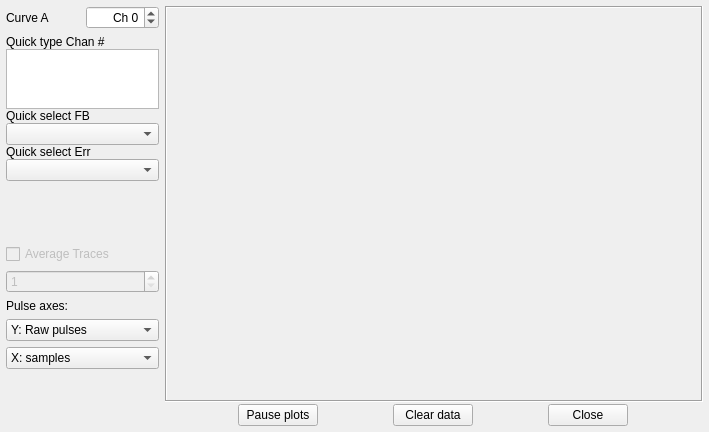
Above: microscope/ui/plotwindow.ui from usnistgov/microscope before the change. Below: the same form after it.
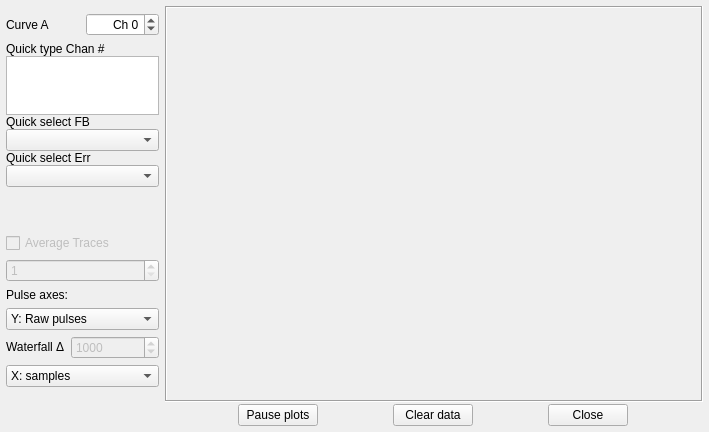
That is the form after the change.

Commit message: Add spinbox to control waterfall-mode y spacing

What changed in the file:
```diff
--- a/microscope/ui/plotwindow.ui
+++ b/microscope/ui/plotwindow.ui
@@ -27,10 +27,13 @@
     <number>6</number>
    </property>
    <item>
-    <layout class="QVBoxLayout" name="chanSelectLayout" stretch="0,0,0,0,0,0,0,0,0">
+    <layout class="QVBoxLayout" name="chanSelectLayout" stretch="0,0,0,0,0,0,0,0,0,0">
      <property name="spacing">
       <number>6</number>
      </property>
+     <property name="topMargin">
+      <number>7</number>
+     </property>
      <item>
       <layout class="QGridLayout" name="channelNameLayout">
        <item row="0" column="0">
@@ -185,6 +188,36 @@
        </item>
       </widget>
      </item>
+     <item>
+      <layout class="QFormLayout" name="formLayout">
+       <property name="topMargin">
+        <number>0</number>
+       </property>
+       <item row="0" column="0">
+        <widget class="QLabel" name="label">
+         <property name="text">
+          <string>&lt;html&gt;&lt;head/&gt;&lt;body&gt;&lt;p&gt;Waterfall &amp;Delta;&lt;/p&gt;&lt;/body&gt;&lt;/html&gt;</string>
+         </property>
+        </widget>
+       </item>
+       <item row="0" column="1">
+        <widget class="QSpinBox" name="waterfallDeltaSpin">
+         <property name="enabled">
+          <bool>false</bool>
+         </property>
+         <property name="toolTip">
+          <string>Vertical spacing between traces in waterfall mode</string>
+         </property>
+         <property name="maximum">
+          <number>8000</number>
+         </property>
+         <property name="value">
+          <number>1000</number>
+         </property>
+        </widget>
+       </item>
+      </layout>
+     </item>
      <item>
       <widget class="QComboBox" name="xPhysicalMenu">
        <item>
```
The commit also changes 1 other file.
